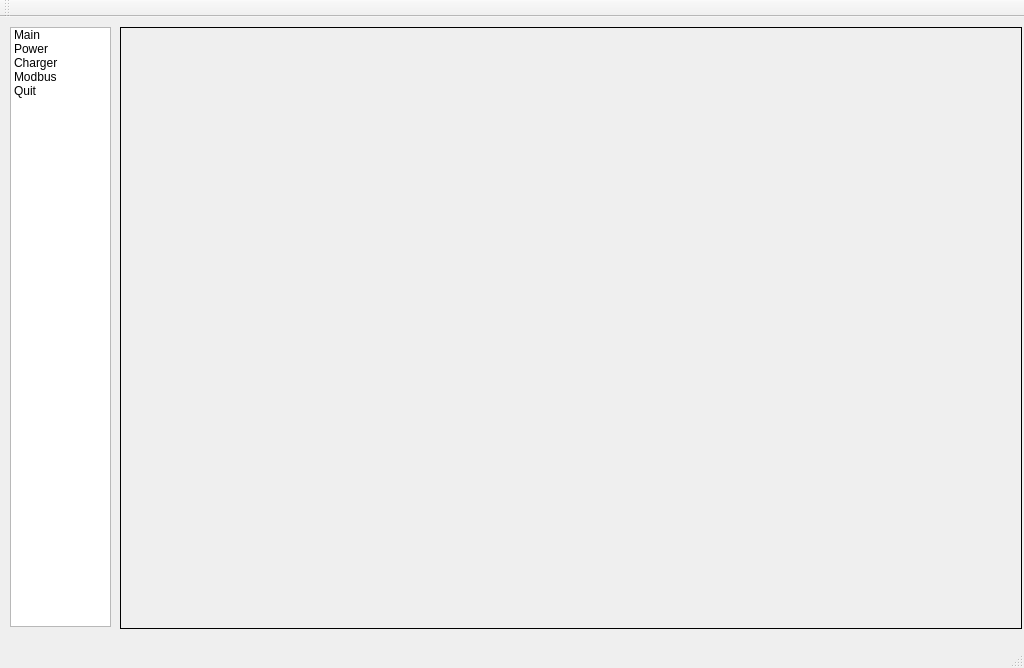
Above: src/mainwindow.ui from hancse/powermeter before the change. Below: the same form after it.
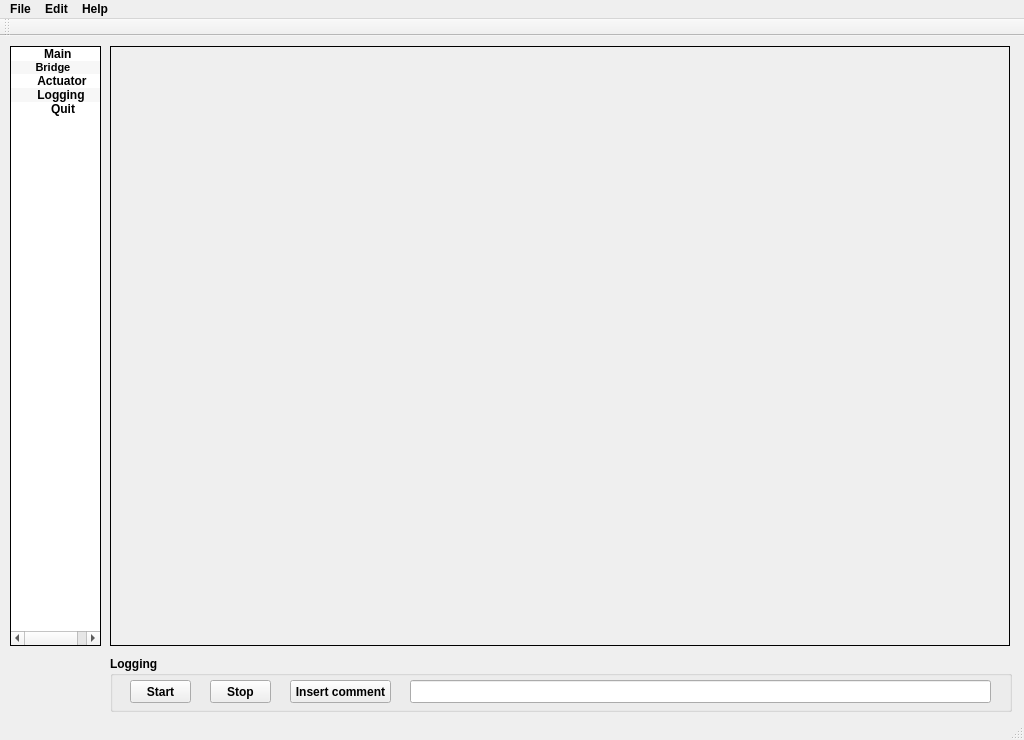
That is the form after the change. Icons and pictures are not drawn.

Commit message: Added TopFrame Changed MainWindow to fully functional with QSetings, StackedWidget etc

Diff of the .ui file:
```diff
--- a/src/mainwindow.ui
+++ b/src/mainwindow.ui
@@ -7,9 +7,15 @@
     <x>0</x>
     <y>0</y>
     <width>1024</width>
-    <height>668</height>
+    <height>740</height>
    </rect>
   </property>
+  <property name="font">
+   <font>
+    <weight>75</weight>
+    <bold>true</bold>
+   </font>
+  </property>
   <property name="windowTitle">
    <string>MainWindow</string>
   </property>
@@ -19,48 +25,141 @@
      <rect>
       <x>10</x>
       <y>10</y>
-      <width>101</width>
+      <width>91</width>
       <height>600</height>
      </rect>
     </property>
+    <property name="frameShape">
+     <enum>QFrame::Box</enum>
+    </property>
+    <property name="frameShadow">
+     <enum>QFrame::Plain</enum>
+    </property>
+    <property name="alternatingRowColors">
+     <bool>true</bool>
+    </property>
+    <property name="iconSize">
+     <size>
+      <width>64</width>
+      <height>64</height>
+     </size>
+    </property>
+    <property name="viewMode">
+     <enum>QListView::IconMode</enum>
+    </property>
     <item>
      <property name="text">
-      <string>Main</string>
+      <string>         Main          </string>
      </property>
     </item>
     <item>
      <property name="text">
-      <string>Power</string>
+      <string>       Bridge          </string>
      </property>
+     <property name="font">
+      <font>
+       <pointsize>8</pointsize>
+      </font>
+     </property>
+     <property name="icon">
+      <iconset resource="../powermeter.qrc">
+       <normaloff>:/images/fonts/balance-scale.svg</normaloff>:/images/fonts/balance-scale.svg</iconset>
+     </property>
     </item>
     <item>
      <property name="text">
-      <string>Charger</string>
+      <string>       Actuator      </string>
      </property>
     </item>
     <item>
      <property name="text">
-      <string>Modbus</string>
+      <string>       Logging       </string>
      </property>
     </item>
     <item>
      <property name="text">
-      <string>Quit</string>
+      <string>           Quit           </string>
+     </property>
+     <property name="icon">
+      <iconset resource="../powermeter.qrc">
+       <normaloff>:/images/fonts/times.svg</normaloff>:/images/fonts/times.svg</iconset>
      </property>
     </item>
    </widget>
    <widget class="QStackedWidget" name="stackedWidget">
     <property name="geometry">
      <rect>
-      <x>120</x>
+      <x>110</x>
       <y>10</y>
+      <width>900</width>
+      <height>600</height>
+     </rect>
+    </property>
+    <property name="frameShape">
+     <enum>QFrame::Box</enum>
+    </property>
+   </widget>
+   <widget class="QGroupBox" name="gblogging">
+    <property name="geometry">
+     <rect>
+      <x>110</x>
+      <y>620</y>
       <width>902</width>
-      <height>602</height>
+      <height>56</height>
      </rect>
     </property>
-    <property name="frameShape">
-     <enum>QFrame::Box</enum>
+    <property name="title">
+     <string>Logging</string>
     </property>
+    <widget class="QPushButton" name="btnLogStart">
+     <property name="geometry">
+      <rect>
+       <x>20</x>
+       <y>24</y>
+       <width>61</width>
+       <height>23</height>
+      </rect>
+     </property>
+     <property name="text">
+      <string>Start</string>
+     </property>
+    </widget>
+    <widget class="QPushButton" name="btnLogStop">
+     <property name="geometry">
+      <rect>
+       <x>100</x>
+       <y>24</y>
+       <width>61</width>
+       <height>23</height>
+      </rect>
+     </property>
+     <property name="text">
+      <string>Stop</string>
+     </property>
+    </widget>
+    <widget class="QPushButton" name="btnInsert">
+     <property name="geometry">
+      <rect>
+       <x>180</x>
+       <y>24</y>
+       <width>101</width>
+       <height>23</height>
+      </rect>
+     </property>
+     <property name="text">
+      <string>Insert comment</string>
+     </property>
+    </widget>
+    <widget class="QLineEdit" name="leComment">
+     <property name="geometry">
+      <rect>
+       <x>300</x>
+       <y>24</y>
+       <width>581</width>
+       <height>23</height>
+      </rect>
+     </property>
+    </widget>
    </widget>
   </widget>
   <widget class="QMenuBar" name="menuBar">
@@ -72,6 +171,28 @@
      <height>21</height>
     </rect>
    </property>
+   <widget class="QMenu" name="menuFile">
+    <property name="title">
+     <string>File</string>
+    </property>
+    <addaction name="actionExit"/>
+   </widget>
+   <widget class="QMenu" name="menuEdit">
+    <property name="title">
+     <string>Edit</string>
+    </property>
+   </widget>
+   <widget class="QMenu" name="menuHelp">
+    <property name="title">
+     <string>Help</string>
+    </property>
+    <addaction name="actionAbout"/>
+    <addaction name="actionAbout_Qt"/>
+    <addaction name="actionLicensing"/>
+   </widget>
+   <addaction name="menuFile"/>
+   <addaction name="menuEdit"/>
+   <addaction name="menuHelp"/>
   </widget>
   <widget class="QToolBar" name="mainToolBar">
    <attribute name="toolBarArea">
```
Left out of the diff: 42 changed lines with no effect on the pictures. The commit also changes 18 other files.
